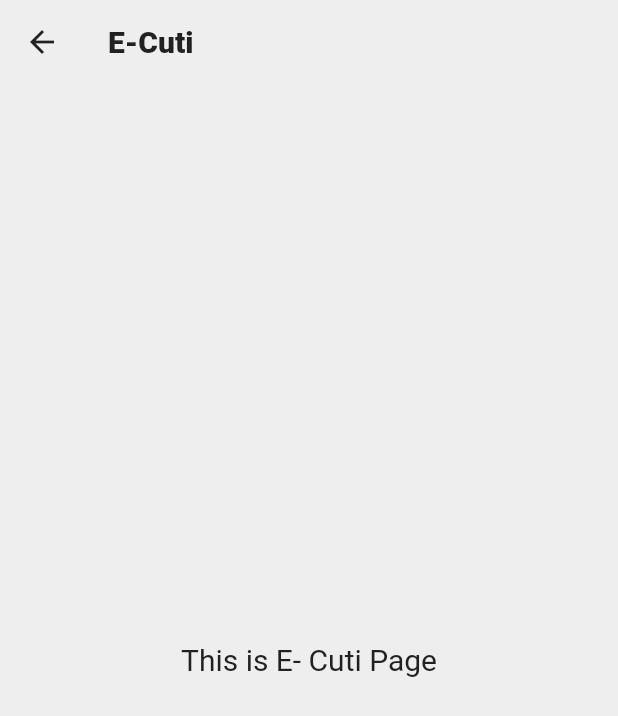
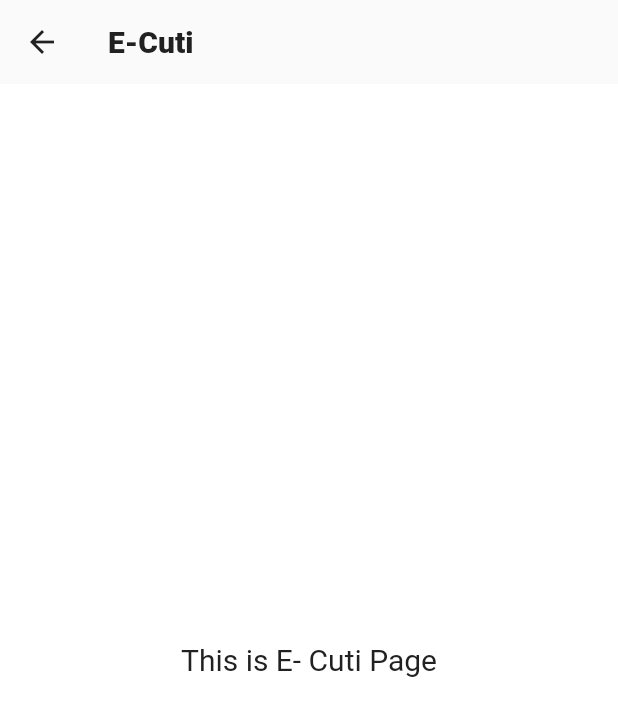
Before and after one commit to SahanahPandu/iWork, a Flutter app: the screen it shows after launch, after a tap on "E-Cuti", on a phone screen of 412 x 824 dp. Shown: the top 716 px of the screen. Run offline on Flutter 3.47's test engine with Material 2 defaults, Android fonts, the phone set to English and light mode, and no system bars.

Commit message:
try and error to enhhance pra main page

```diff
--- a/lib/config/config.dart
+++ b/lib/config/config.dart
@@ -1,7 +1,8 @@
 import 'package:flutter/material.dart';
 
-Color appBackgroundColor = Colors.grey.shade200;
-Color appBarBgColor = Colors.grey.shade200;
+Color appBackgroundColor = Colors.white;
+//Color appBarBgColor = Colors.grey.shade300;
+Color appBarBgColor = Colors.grey.shade50;
 
 //global variables
 int userRole = 1;//PRA
--- a/lib/screens/pra/pra.dart
+++ b/lib/screens/pra/pra.dart
@@ -28,6 +28,17 @@ class _PraState extends State<Pra> {
     return Column(
       crossAxisAlignment: CrossAxisAlignment.start,
       children: [
+        Padding(
+          padding: const EdgeInsets.only(left: 30, top: 15),
+          child: Text(
+            "Hi, Suhaimi!",
+            style: TextStyle(
+              color: Colors.grey.shade800,
+              fontSize: 24,
+              fontWeight: FontWeight.w900,
+            ),
+          ),
+        ),
         AnimatedOpacity(
           duration: const Duration(milliseconds: 400),
           opacity: closeTopCard ? 0 : 1,
@@ -56,7 +67,7 @@ class _PraState extends State<Pra> {
             style: TextStyle(
               color: Colors.grey.shade500,
               fontWeight: FontWeight.w500,
-              fontSize: 20,
+              fontSize: 17,
             ),
           ),
         ),
--- a/lib/widgets/cards/my_task/my_task_card.dart
+++ b/lib/widgets/cards/my_task/my_task_card.dart
@@ -15,7 +15,7 @@ class _MyTaskCardState extends State<MyTaskCard> {
   @override
   Widget build(BuildContext context) {
     return Padding(
-      padding: const EdgeInsets.only(bottom: 5),
+      padding: const EdgeInsets.only(bottom: 3),
       child: SizedBox(
         height: 180,
         child: Card(
@@ -23,7 +23,7 @@ class _MyTaskCardState extends State<MyTaskCard> {
           shape: RoundedRectangleBorder(
             borderRadius: BorderRadius.circular(15),
           ),
-          shadowColor: Colors.grey.shade100,
+          shadowColor: Colors.white,
           elevation: 14,
           child: const Padding(
             padding: EdgeInsets.all(6),
--- a/lib/widgets/cards/today_task/pra/pra_today_task_details.dart
+++ b/lib/widgets/cards/today_task/pra/pra_today_task_details.dart
@@ -49,7 +49,10 @@ class _PraTodayTaskDetailsState extends State<PraTodayTaskDetails> {
         const Text(
           "22/5/2022",
           style: TextStyle(
-              fontSize: 38, fontWeight: FontWeight.w600, color: Colors.white),
+            fontSize: 35,
+            fontWeight: FontWeight.w600,
+            color: Colors.white,
+          ),
         ),
         const Text(
           "7 pagi - 12 tengahari",
@@ -60,7 +63,7 @@ class _PraTodayTaskDetailsState extends State<PraTodayTaskDetails> {
           ),
         ),
         const SizedBox(
-          height: 5,
+          height: 15,
         ),
         Row(
           children: const [
@@ -75,7 +78,7 @@ class _PraTodayTaskDetailsState extends State<PraTodayTaskDetails> {
             Text(
               "7:05 pagi",
               style: TextStyle(
-                fontSize: 18,
+                fontSize: 16,
                 fontWeight: FontWeight.w500,
                 color: Colors.white,
               ),
@@ -83,7 +86,7 @@ class _PraTodayTaskDetailsState extends State<PraTodayTaskDetails> {
           ],
         ),
         const SizedBox(
-          height: 30,
+          height: 20,
         ),
         Row(
           mainAxisAlignment: MainAxisAlignment.end,
--- a/lib/widgets/cards/today_task/today_task_card.dart
+++ b/lib/widgets/cards/today_task/today_task_card.dart
@@ -30,8 +30,10 @@ class _TodayTaskCardState extends State<TodayTaskCard> {
         borderRadius: BorderRadius.circular(30),
         gradient: const LinearGradient(
           colors: [
-            Color.fromARGB(225, 51, 102, 255),
-            Color.fromARGB(235, 0, 204, 255),
+            //Color.fromARGB(225, 51, 102, 255),
+            //Color.fromARGB(235, 0, 204, 255),
+            Color.fromARGB(220, 51, 102, 255),
+            Color.fromARGB(200, 0, 220, 255),
           ],
           begin: FractionalOffset(0.0, 1.0),
           end: FractionalOffset(1.0, 0.0),
```
